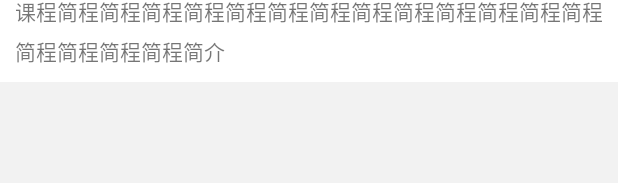
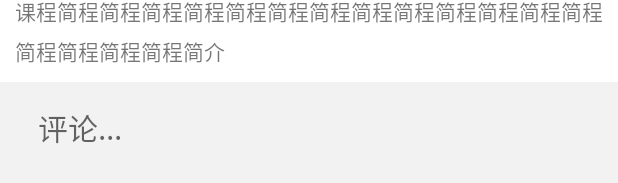
Before and after one commit to andyiac/ZDaggerDemo, an Android app: the layout course_details_activity.xml on its own in the app's theme, with its tools: preview values and no code run, on a phone screen of 412 x 824 dp. Shown: the part 655-838 px from the top of the screen. Run offline under Robolectric (Android 15) with nearby library versions, the phone set to English and light mode, and no system bars.

```diff
--- a/app/src/main/res/layout/course_details_activity.xml
+++ b/app/src/main/res/layout/course_details_activity.xml
@@ -4,6 +4,18 @@
     android:layout_height="match_parent"
     android:background="#f2f2f2"
     android:orientation="vertical">
+
+
+    <ScrollView
+        android:layout_width="match_parent"
+        android:layout_height="wrap_content">
+
+
+        <LinearLayout
+            android:layout_width="match_parent"
+            android:layout_height="match_parent"
+            android:orientation="vertical">
+
 
             <VideoView
                 android:id="@+id/id_vv_course_details_video"
@@ -126,5 +138,56 @@
 
             </LinearLayout>
 
+        </LinearLayout>
+
+
+    </ScrollView>
+
+    <RelativeLayout
+        android:layout_width="match_parent"
+        android:layout_height="wrap_content"
+        android:layout_alignParentBottom="true">
+        <!--android:background="@color/c19"-->
+
+        <LinearLayout
+            android:layout_width="match_parent"
+            android:layout_height="wrap_content"
+            android:gravity="center_vertical"
+            android:orientation="vertical"
+            android:paddingBottom="10dp"
+            android:paddingTop="10dp">
+            <!--android:background="@color/white"-->
+
+            <TextView
+                android:id="@+id/theme_detail_activity_tv_comment"
+                android:layout_width="wrap_content"
+                android:layout_height="wrap_content"
+                android:layout_marginBottom="5dp"
+                android:layout_marginLeft="10dp"
+                android:text="评论"
+                android:textSize="20sp"
+                android:visibility="gone" />
+            <!--android:textColor="@color/c4"-->
+
+            <TextView
+                android:id="@+id/theme_detail_activity_et_comment"
+                android:layout_width="match_parent"
+                android:layout_height="wrap_content"
+                android:layout_gravity="bottom"
+                android:layout_marginLeft="10dp"
+                android:layout_marginRight="10dp"
+                android:gravity="top"
+                android:hint="评论..."
+                android:maxLines="4"
+                android:paddingBottom="5dp"
+                android:paddingLeft="15dp"
+                android:paddingTop="5dp"
+                android:textSize="20sp" />
+            <!--android:textColor="@color/text_color_989898"-->
+            <!--android:background="@color/c7"-->
 
         </LinearLayout>
+    </RelativeLayout>
+
+
+</LinearLayout>
```
Also changed, not shown: app/src/main/java/com/andyiac/zdaggerdemo/api/ApiClient.java (+40 -0 lines), app/src/main/java/com/andyiac/zdaggerdemo/data/CommonResponse.java (added, +47 -0 lines), app/src/main/java/com/andyiac/zdaggerdemo/data/CourseDetailsComments.java (added, +259 -0 lines). Lines whose indentation alone changed are shown as unchanged.
